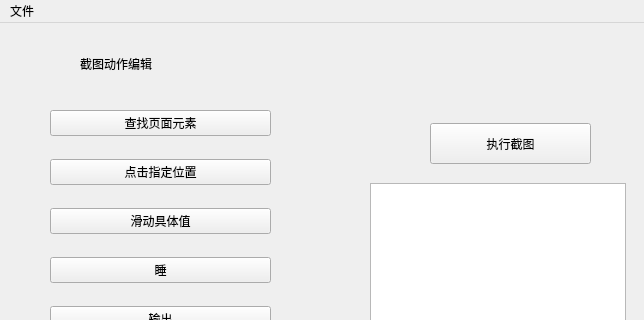
First picture: the form in GUI/MainScreenShotsWindow.ui, repository GGDog2003/AutoSaveScreenShots, before the edit; both pictures show x 0 to 644 and y 0 to 320 of the 644 by 587 pixel window.
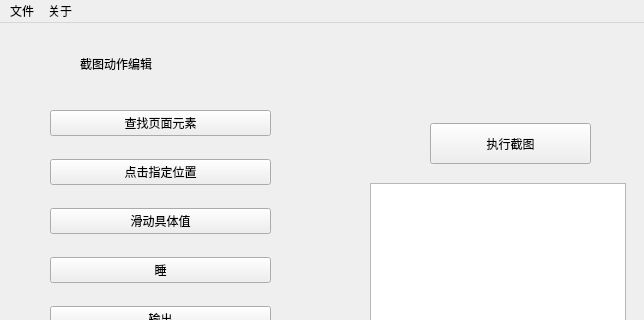
Second picture: the form after the edit.

The edit to the form file:
```diff
--- a/GUI/MainScreenShotsWindow.ui
+++ b/GUI/MainScreenShotsWindow.ui
@@ -124,9 +124,16 @@
     <property name="title">
      <string>文件</string>
     </property>
-    <addaction name="actionNew"/>
+    <addaction name="actionSave"/>
+   </widget>
+   <widget class="QMenu" name="menu_2">
+    <property name="title">
+     <string>关于</string>
+    </property>
+    <addaction name="actionAbout"/>
    </widget>
    <addaction name="menu"/>
+   <addaction name="menu_2"/>
   </widget>
   <widget class="QStatusBar" name="statusbar"/>
   <action name="actionNew">
```
Left out of the diff: 10 changed lines with no effect on the pictures.
